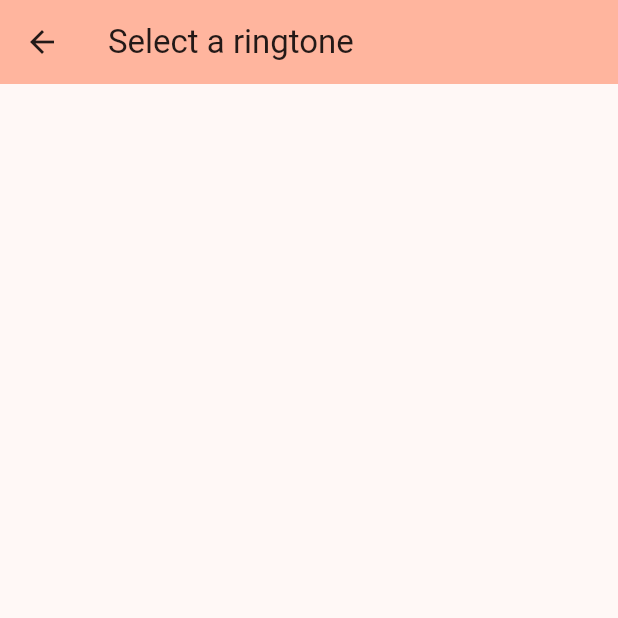
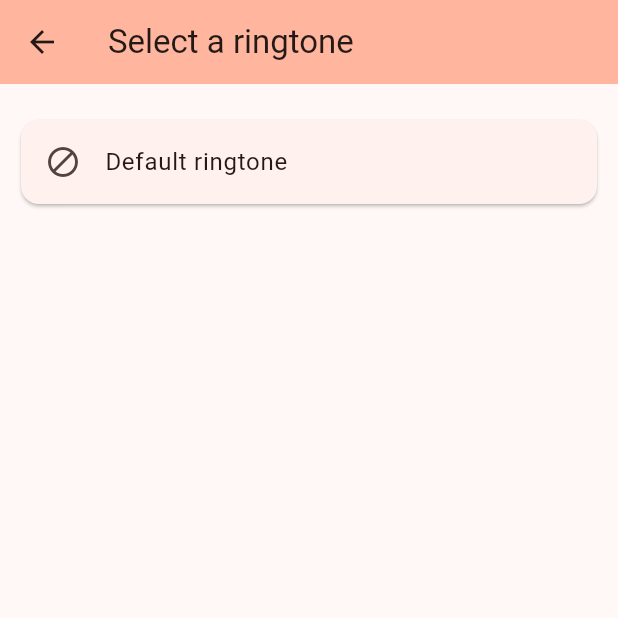
Before and after one commit to Rikenunes8/feup-s-TimeToLeaveAlarm, a Flutter app: the RingtonesPage screen opened by its route, on a phone screen of 412 x 824 dp, the top half of it. Run offline on Flutter 3.47's test engine with Material 3 defaults, Android fonts, the phone set to English and light mode, and no system bars; our stand-ins replace community_material_icon, date_field, geolocator, google_maps_flutter, google_places_flutter, share_plus and 1 more; missing offline and left inert: add_2_calendar, android_alarm_manager_plus, android_intent_plus, flutter_sound_lite, flutter_system_ringtones, uri_to_file; accounts and stored records are empty.

Commit message:
Set default ringtone again

```diff
--- a/time_to_leave_alarm/lib/views/alarm_settings/alarm_section.dart
+++ b/time_to_leave_alarm/lib/views/alarm_settings/alarm_section.dart
@@ -42,7 +42,7 @@ class _AlarmSectionState extends State<AlarmSection> {
               final ringtone = await Navigator.pushNamed(context, RingtonesPage.route);
               if (ringtone != null) {
                 setState(() {
-                  widget.controller.ringtone = (ringtone as Ringtone?)?.title ?? '';
+                  widget.controller.ringtone = ringtone as String;
                 });
               }
             },
--- a/time_to_leave_alarm/lib/views/ringtones_page.dart
+++ b/time_to_leave_alarm/lib/views/ringtones_page.dart
@@ -33,6 +33,7 @@ class _RingtonesPageState extends State<RingtonesPage> {
 
   @override
   Widget build(BuildContext context) {
+
     return Scaffold(
         appBar: AppBar(
           backgroundColor: Theme.of(context).colorScheme.inversePrimary,
@@ -42,14 +43,24 @@ class _RingtonesPageState extends State<RingtonesPage> {
           child: Container(
             padding: const EdgeInsets.symmetric(vertical: 20, horizontal: 10),
             child: ListView.builder(
-                itemCount: ringtones.length,
+                itemCount: ringtones.length+1,
                 itemBuilder: (BuildContext context, int index) {
-                  final ringtone = ringtones[index];
+                  if (index == 0) {
+                    return Card(
+                        child: ListTile(
+                          title: GestureDetector(
+                            onTap: () => Navigator.pop(context, ''),
+                            child: const Text("Default ringtone"),
+                          ),
+                          leading: const Icon(Icons.block),
+                        ));
+                  }
+                  final ringtone = ringtones[index-1];
                   return Card(
                     child: ListTile(
                       title: GestureDetector(
-                        onTap: () => Navigator.pop(context, ringtone),
-                        child: Text(ringtones[index].title),
+                        onTap: () => Navigator.pop(context, ringtone.title),
+                        child: Text(ringtone.title),
                       ),
                       leading: ringtonePlaying == ringtone
                           ? _buildPlayingRingtone(ringtone)
```
